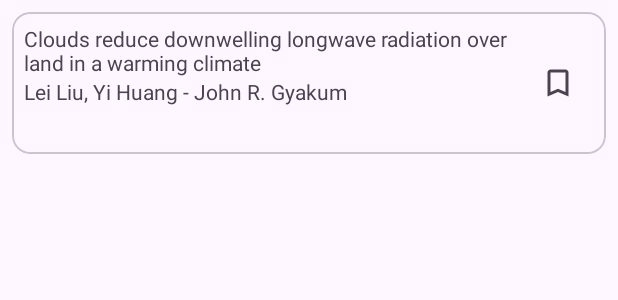
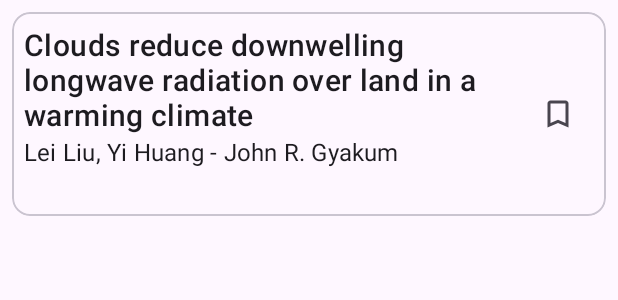
Before and after one commit to moclam1905/AndroidEssentialsGuide, an Android app: the layout list_item_article.xml on its own in the app's theme, with its tools: preview values and no code run, on a phone screen of 412 x 824 dp. Shown: the top 300 px of the screen. Run offline under Robolectric (Android 15) with nearby library versions, the phone set to English and light mode, and no system bars.

Commit message:
Enhance article list item layout with improved text appearance and color attributes

```diff
--- a/app/src/main/res/layout/list_item_article.xml
+++ b/app/src/main/res/layout/list_item_article.xml
@@ -19,6 +19,8 @@
             android:id="@+id/article_title"
             android:layout_width="0dp"
             android:layout_height="wrap_content"
+            android:textAppearance="?attr/textAppearanceHeadline6"
+            android:textColor="?attr/colorOnSurface"
             app:layout_constraintEnd_toStartOf="@id/bookmark_button"
             app:layout_constraintStart_toStartOf="parent"
             app:layout_constraintTop_toTopOf="parent"
@@ -28,6 +30,8 @@
             android:id="@+id/article_author"
             android:layout_width="0dp"
             android:layout_height="wrap_content"
+            android:textAppearance="?attr/textAppearanceSubtitle1"
+            android:textColor="?attr/colorOnSurface"
             app:layout_constraintEnd_toEndOf="@id/bookmark_button"
             app:layout_constraintStart_toStartOf="parent"
             app:layout_constraintTop_toBottomOf="@id/article_title"
@@ -50,12 +54,12 @@
 
         <com.google.android.material.chip.ChipGroup
             android:id="@+id/chip_group"
-            tools:layout_height="24dp"
             android:layout_width="0dp"
             android:layout_height="wrap_content"
             app:layout_constraintEnd_toEndOf="@id/bookmark_button"
             app:layout_constraintStart_toStartOf="parent"
-            app:layout_constraintTop_toBottomOf="@id/article_author" />
+            app:layout_constraintTop_toBottomOf="@id/article_author"
+            tools:layout_height="24dp" />
     </androidx.constraintlayout.widget.ConstraintLayout>
 
 
```
